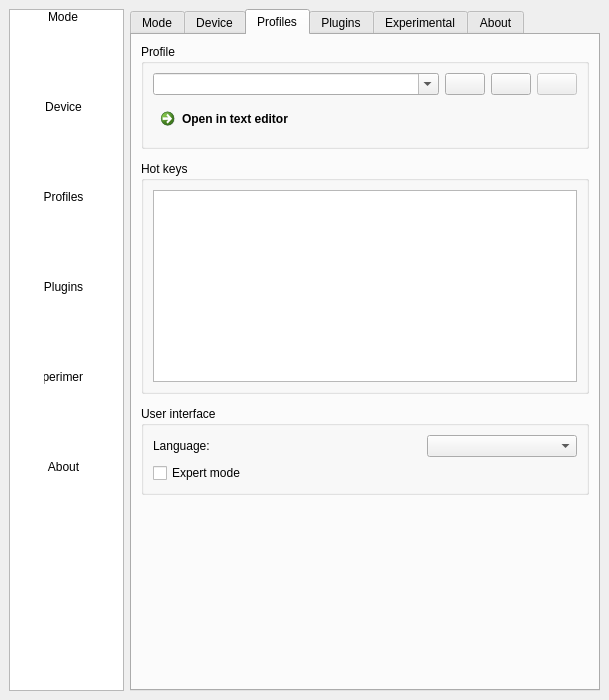
This is Software/src/SettingsWindow.ui in Atarity/Lightpack as Qt 5 draws it before an edit. The edited form follows.
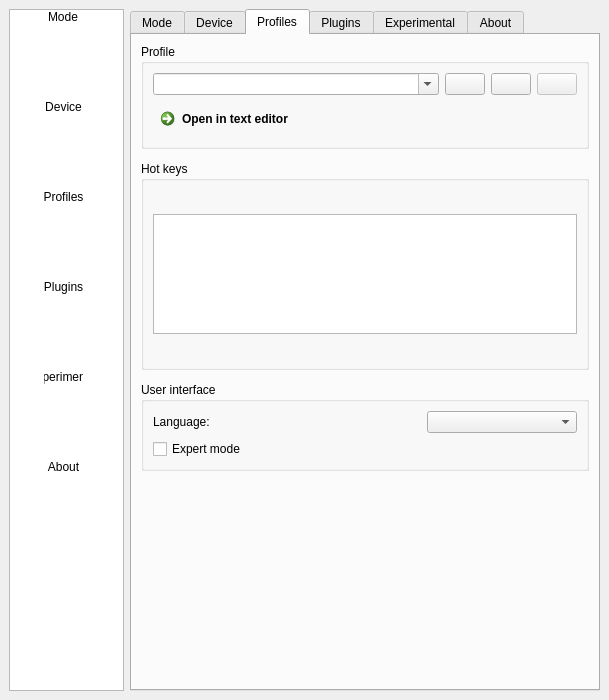
This is the edited form. The open tabs and pages were chosen to show the change. Icons and pictures are not drawn. Custom widgets are drawn as their Qt base class.

Diff of the .ui file:
```diff
--- a/Software/src/SettingsWindow.ui
+++ b/Software/src/SettingsWindow.ui
@@ -1936,12 +1936,24 @@
         </item>
         <item>
          <widget class="QGroupBox" name="groupBox_HotKeys">
+          <property name="sizePolicy">
+           <sizepolicy hsizetype="Preferred" vsizetype="Preferred">
+            <horstretch>0</horstretch>
+            <verstretch>0</verstretch>
+           </sizepolicy>
+          </property>
           <property name="title">
            <string>Hot keys</string>
           </property>
           <layout class="QVBoxLayout" name="verticalLayout_8">
            <item>
             <widget class="QTableWidget" name="tableWidget_Hotkeys">
+             <property name="maximumSize">
+              <size>
+               <width>16777215</width>
+               <height>120</height>
+              </size>
+             </property>
              <property name="font">
               <font>
                <family>MS Shell Dlg 2</family>
```
Left out of the diff: 130 changed lines with no effect on the pictures.
